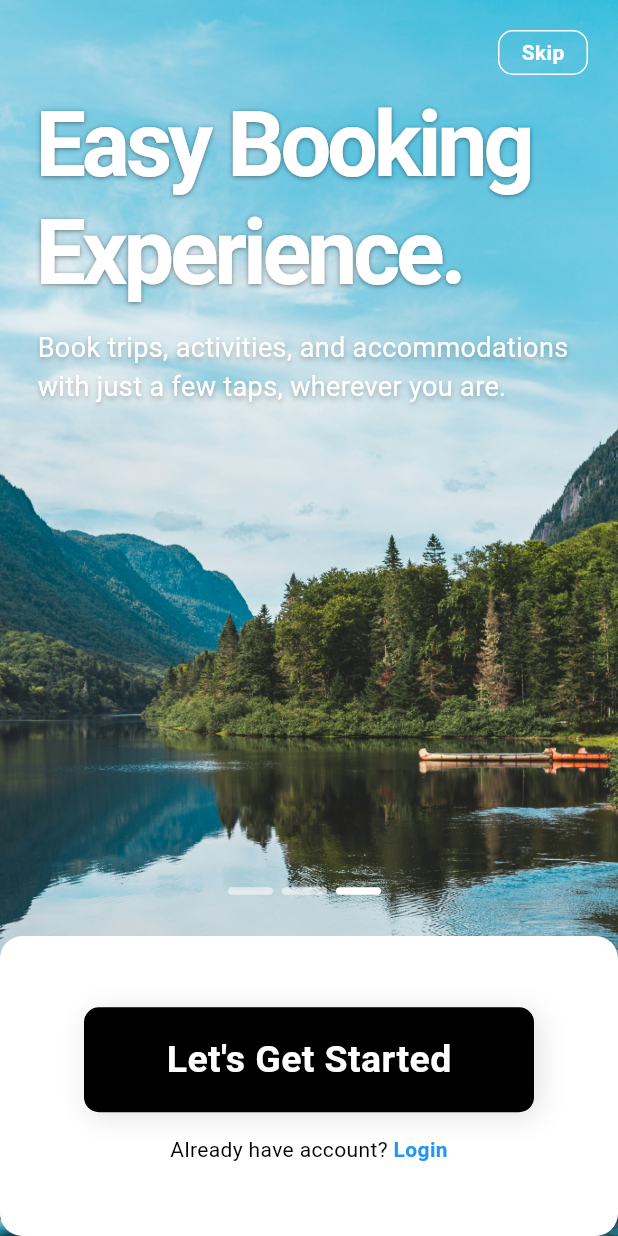
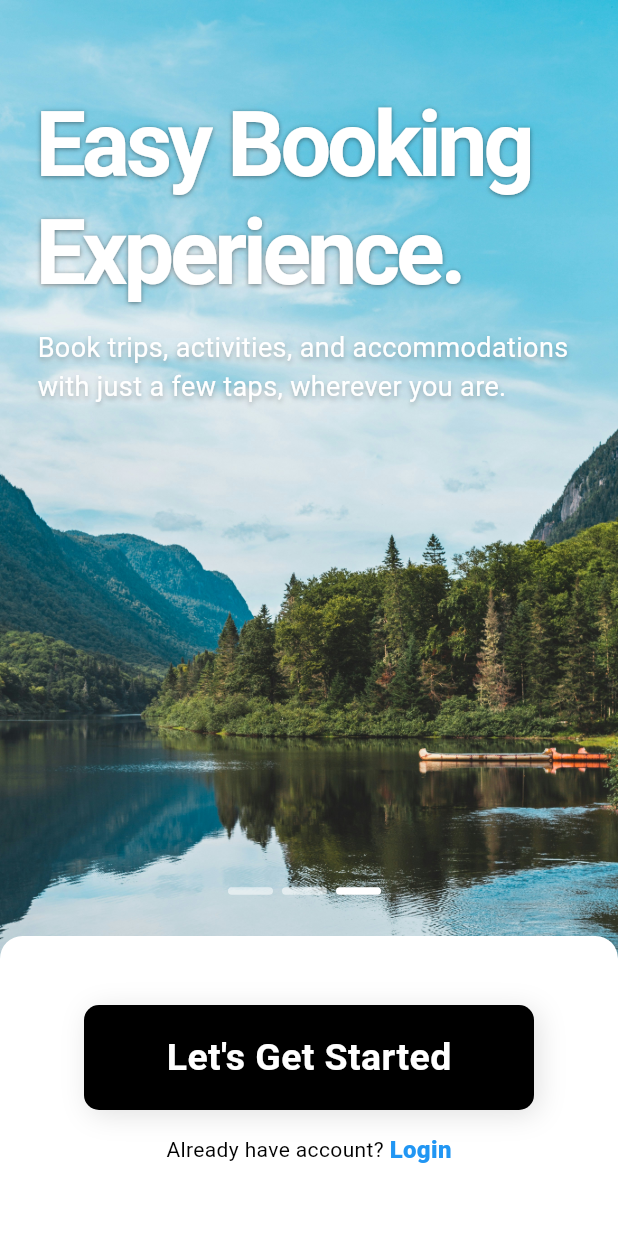
Before and after one commit to IBRHMHMDY/travel_app_ui, a Flutter app: the screen it shows after launch, swiped to page 3, on a phone screen of 412 x 824 dp. Run offline on Flutter 3.47's test engine with Material 3 defaults, Android fonts, the phone set to English and light mode, and no system bars; our stand-ins replace google_fonts.

Commit message:
Create 3 Widgets in OnBoarding

```diff
--- a/lib/features/onboarding/screens/onboarding_screen.dart
+++ b/lib/features/onboarding/screens/onboarding_screen.dart
@@ -1,6 +1,8 @@
 import 'package:flutter/material.dart';
 import 'package:travel_app_ui/data/dummy/onboarding_data.dart';
-import 'package:travel_app_ui/routes/app_routes.dart';
+import 'package:travel_app_ui/features/onboarding/widgets/getstarted_button.dart';
+import 'package:travel_app_ui/features/onboarding/widgets/skip_button.dart';
+import 'package:travel_app_ui/features/onboarding/widgets/sliders_info.dart';
 
 class OnboardingScreen extends StatefulWidget {
   const OnboardingScreen({super.key});
@@ -27,6 +29,7 @@ class _OnboardingScreenState extends State<OnboardingScreen> {
 
   @override
   Widget build(BuildContext context) {
+    final int lastIndex = onboarding.length - 1;
     return Scaffold(
       body: SafeArea(
         child: Stack(
@@ -42,78 +45,10 @@ class _OnboardingScreenState extends State<OnboardingScreen> {
                 return Image.asset(onboarding[index].image, fit: BoxFit.cover);
               },
             ),
-            Padding(
-              padding: const EdgeInsets.symmetric(vertical: 20, horizontal: 20),
-              child: Align(
-                alignment: Alignment.topRight,
-                child: GestureDetector(
-                  onTap: () {
-                    Navigator.pushNamed(context, AppRoutes.home);
-                  },
-                  child: Visibility(
-                    visible: onboarding.length != selectedIndex ? true : false,
-                    child: Container(
-                      width: 60,
-                      height: 30,
-                      decoration: BoxDecoration(
-                        color: Colors.transparent,
-                        border: Border.all(color: Colors.white),
-                        borderRadius: BorderRadius.circular(10),
-                      ),
-                      child: Center(
-                        child: Text(
-                          "Skip",
-                          style: TextStyle(
-                            color: Colors.white,
-                            fontSize: 14,
-                            fontWeight: FontWeight.bold,
-                          ),
-                        ),
-                      ),
-                    ),
-                  ),
-                ),
-              ),
-            ),
-            Padding(
-              padding: const EdgeInsets.symmetric(horizontal: 25, vertical: 60),
-              child: Column(
-                children: [
-                  Text(
-                    onboarding[selectedIndex].title,
-                    style: TextStyle(
-                      fontWeight: FontWeight.bold,
-                      color: Colors.white,
-                      fontSize: 60,
-                      letterSpacing: -2.8,
-                      shadows: [
-                        Shadow(
-                          offset: Offset(0, 1), // اتجاه الظل (يمين، أسفل)
-                          blurRadius: 4.0, // درجة النعومة
-                          color: Colors.black45, // لون الظل
-                        ),
-                      ],
-                      height: 1.2,
-                    ),
-                  ),
-                  SizedBox(height: 15),
-                  Text(
-                    onboarding[selectedIndex].subTitle,
-                    style: TextStyle(
-                      color: Colors.white,
-                      fontSize: 18,
-                      shadows: [
-                        Shadow(
-                          offset: Offset(0, 2), // اتجاه الظل (يمين، أسفل)
-                          blurRadius: 4.0, // درجة النعومة
-                          color: Colors.black26, // لون الظل
-                        ),
-                      ],
-                    ),
-                  ),
-                ],
-              ),
-            ),
+            ?lastIndex != selectedIndex
+                ? SkipButton(selectedIndex: selectedIndex)
+                : null,
+            SlidersInfo(selectedIndex: selectedIndex),
             Positioned(
               bottom: 0,
               right: 0,
@@ -136,69 +71,7 @@ class _OnboardingScreenState extends State<OnboardingScreen> {
                       ],
                     ),
                   ),
-                  Container(
-                    width: double.infinity,
-                    height: 200,
-                    decoration: BoxDecoration(
-                      borderRadius: BorderRadius.circular(15),
-                      color: Colors.white,
-                    ),
-                    child: Column(
-                      mainAxisAlignment: MainAxisAlignment.center,
-                      children: [
-                        GestureDetector(
-                          child: Container(
-                            width: 300,
-                            height: 70,
-                            decoration: BoxDecoration(
-                              color: Colors.black,
-                              borderRadius: BorderRadius.circular(10),
-                              boxShadow: [
-                                BoxShadow(
-                                  color: Colors.black12,
-                                  offset: Offset(3, 3),
-                                  blurRadius: 15,
-                                ),
-                              ],
-                            ),
-                            child: Center(
-                              child: Text(
-                                "Let's Get Started",
-                                style: TextStyle(
-                                  fontWeight: FontWeight.bold,
-                                  color: Colors.white,
-                                  fontSize: 25,
-                                ),
-                              ),
-                            ),
-                          ),
-                        ),
-                        SizedBox(height: 15),
-                        Column(
-                          children: [
-                            Row(
-                              mainAxisAlignment: MainAxisAlignment.center,
-                              children: [
-                                Text(
-                                  "Already have account? ",
-                                  style: TextStyle(color: Colors.black),
-                                ),
-                                GestureDetector(
-                                  child: Text(
-                                    "Login",
-                                    style: TextStyle(
-                                      color: Colors.blue,
-                                      fontWeight: FontWeight.bold,
-                                    ),
-                                  ),
-                                ),
-                              ],
-                            ),
-                          ],
-                        ),
-                      ],
-                    ),
-                  ),
+                  ?lastIndex == selectedIndex ? GetStartedButton() : null,
                 ],
               ),
             ),
--- /dev/null
+++ b/lib/features/onboarding/widgets/getstarted_button.dart
@@ -0,0 +1,84 @@
+
+import 'package:flutter/material.dart';
+import 'package:travel_app_ui/routes/app_routes.dart';
+
+class GetStartedButton extends StatelessWidget {
+  const GetStartedButton({
+    super.key,
+  });
+
+  @override
+  Widget build(BuildContext context) {
+    return AnimatedContainer(
+        duration: Duration(milliseconds: 800),
+        height: 200,
+        decoration: BoxDecoration(
+          borderRadius: BorderRadius.only(
+            topLeft: Radius.circular(15),
+            topRight: Radius.circular(15),
+          ),
+          color: Colors.white,
+        ),
+        child: Column(
+          mainAxisAlignment: MainAxisAlignment.center,
+          children: [
+            GestureDetector(
+              onTap: () => Navigator.pushNamed(
+                context,
+                AppRoutes.home,
+              ),
+              child: Container(
+                width: 300,
+                height: 70,
+                decoration: BoxDecoration(
+                  color: Colors.black,
+                  borderRadius: BorderRadius.circular(10),
+                  boxShadow: [
+                    BoxShadow(
+                      color: Colors.black12,
+                      offset: Offset(3, 3),
+                      blurRadius: 15,
+                    ),
+                  ],
+                ),
+                child: Center(
+                  child: Text(
+                    "Let's Get Started",
+                    style: TextStyle(
+                      fontWeight: FontWeight.bold,
+                      color: Colors.white,
+                      fontSize: 25,
+                    ),
+                  ),
+                ),
+              ),
+            ),
+            SizedBox(height: 15),
+            Column(
+              children: [
+                Row(
+                  mainAxisAlignment: MainAxisAlignment.center,
+                  children: [
+                    Text(
+                      "Already have account? ",
+                      style: TextStyle(color: Colors.black),
+                    ),
+                    GestureDetector(
+                      child: Text(
+                        "Login",
+                        style: TextStyle(
+                          color: Colors.blue,
+                          fontWeight: FontWeight.w900,
+                          fontSize: 16,
+                        ),
+                      ),
+                    ),
+                  ],
+                ),
+              ],
+            ),
+          ],
+        ),
+      );
+  }
+}
--- /dev/null
+++ b/lib/features/onboarding/widgets/skip_button.dart
@@ -0,0 +1,48 @@
+
+import 'package:flutter/material.dart';
+import 'package:travel_app_ui/data/dummy/onboarding_data.dart';
+import 'package:travel_app_ui/routes/app_routes.dart';
+
+class SkipButton extends StatelessWidget {
+  const SkipButton({
+    super.key,
+    required this.selectedIndex,
+  });
+
+  final int selectedIndex;
+
+  @override
+  Widget build(BuildContext context) {
+    return Padding(
+      padding: const EdgeInsets.symmetric(vertical: 20, horizontal: 20),
+      child: Align(
+        alignment: Alignment.topRight,
+        child: GestureDetector(
+          onTap: ()=>Navigator.pushNamed(context, AppRoutes.home),
+          child: Visibility(
+            visible: onboarding.length != selectedIndex ? true : false,
+            child: Container(
+              width: 60,
+              height: 30,
+              decoration: BoxDecoration(
+                color: Colors.transparent,
+                border: Border.all(color: Colors.white),
+                borderRadius: BorderRadius.circular(10),
+              ),
+              child: Center(
+                child: Text(
+                  "Skip",
+                  style: TextStyle(
+                    color: Colors.white,
+                    fontSize: 14,
+                    fontWeight: FontWeight.bold,
+                  ),
+                ),
+              ),
+            ),
+          ),
+        ),
+      ),
+    );
+  }
+}
--- /dev/null
+++ b/lib/features/onboarding/widgets/sliders_info.dart
@@ -0,0 +1,55 @@
+
+import 'package:flutter/material.dart';
+import 'package:travel_app_ui/data/dummy/onboarding_data.dart';
+
+class SlidersInfo extends StatelessWidget {
+  const SlidersInfo({
+    super.key,
+    required this.selectedIndex,
+  });
+
+  final int selectedIndex;
+
+  @override
+  Widget build(BuildContext context) {
+    return Padding(
+      padding: const EdgeInsets.symmetric(horizontal: 25, vertical: 60),
+      child: Column(
+        children: [
+          Text(
+            onboarding[selectedIndex].title,
+            style: TextStyle(
+              fontWeight: FontWeight.bold,
+              color: Colors.white,
+              fontSize: 60,
+              letterSpacing: -2.8,
+              shadows: [
+                Shadow(
+                  offset: Offset(0, 1), // اتجاه الظل (يمين، أسفل)
+                  blurRadius: 4.0, // درجة النعومة
+                  color: Colors.black45, // لون الظل
+                ),
+              ],
+              height: 1.2,
+            ),
+          ),
+          SizedBox(height: 15),
+          Text(
+            onboarding[selectedIndex].subTitle,
+            style: TextStyle(
+              color: Colors.white,
+              fontSize: 18,
+              shadows: [
+                Shadow(
+                  offset: Offset(0, 2), // اتجاه الظل (يمين، أسفل)
+                  blurRadius: 4.0, // درجة النعومة
+                  color: Colors.black26, // لون الظل
+                ),
+              ],
+            ),
+          ),
+        ],
+      ),
+    );
+  }
+}
```
